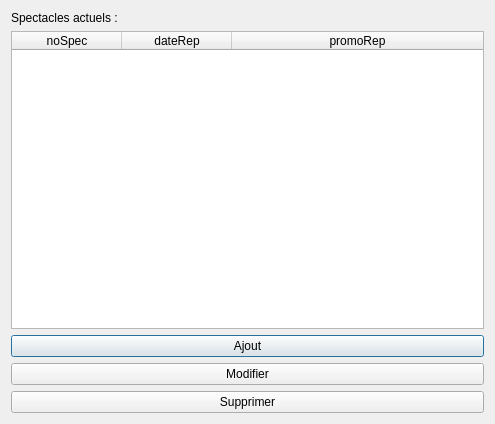
Old version of the form Theatre_Project/gui/spec_edit.ui in the repository alaabenfatma/Projet_SQL_Python.
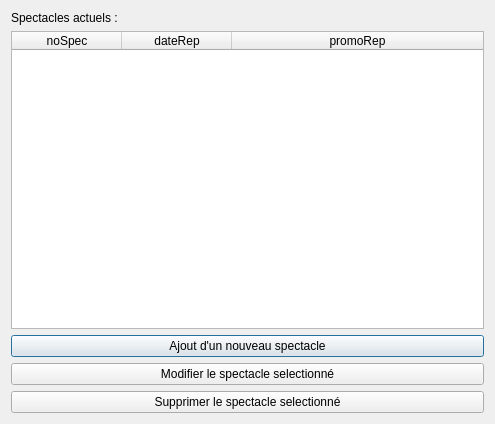
New version of the form. Icons and pictures are not drawn.

```diff
--- a/Theatre_Project/gui/spec_edit.ui
+++ b/Theatre_Project/gui/spec_edit.ui
@@ -61,7 +61,7 @@
       <bool>false</bool>
      </property>
      <property name="text">
-      <string>Ajout</string>
+      <string>Ajout d'un nouveau spectacle</string>
      </property>
      <property name="icon">
       <iconset>
@@ -72,7 +72,7 @@
    <item>
     <widget class="QPushButton" name="btn_edit">
      <property name="text">
-      <string>Modifier</string>
+      <string>Modifier le spectacle selectionné</string>
      </property>
      <property name="icon">
       <iconset>
@@ -83,7 +83,7 @@
    <item>
     <widget class="QPushButton" name="btn_del">
      <property name="text">
-      <string>Supprimer</string>
+      <string>Supprimer le spectacle selectionné</string>
      </property>
      <property name="icon">
       <iconset>
```
Left out of the diff: 23 changed lines with no effect on the pictures.
